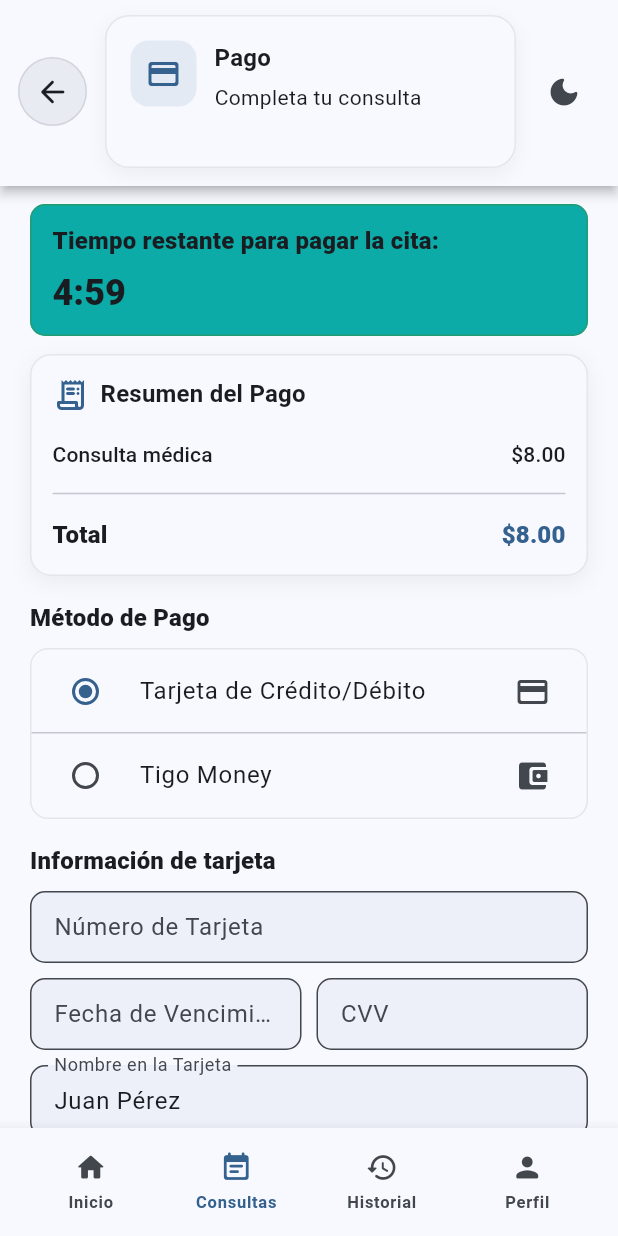
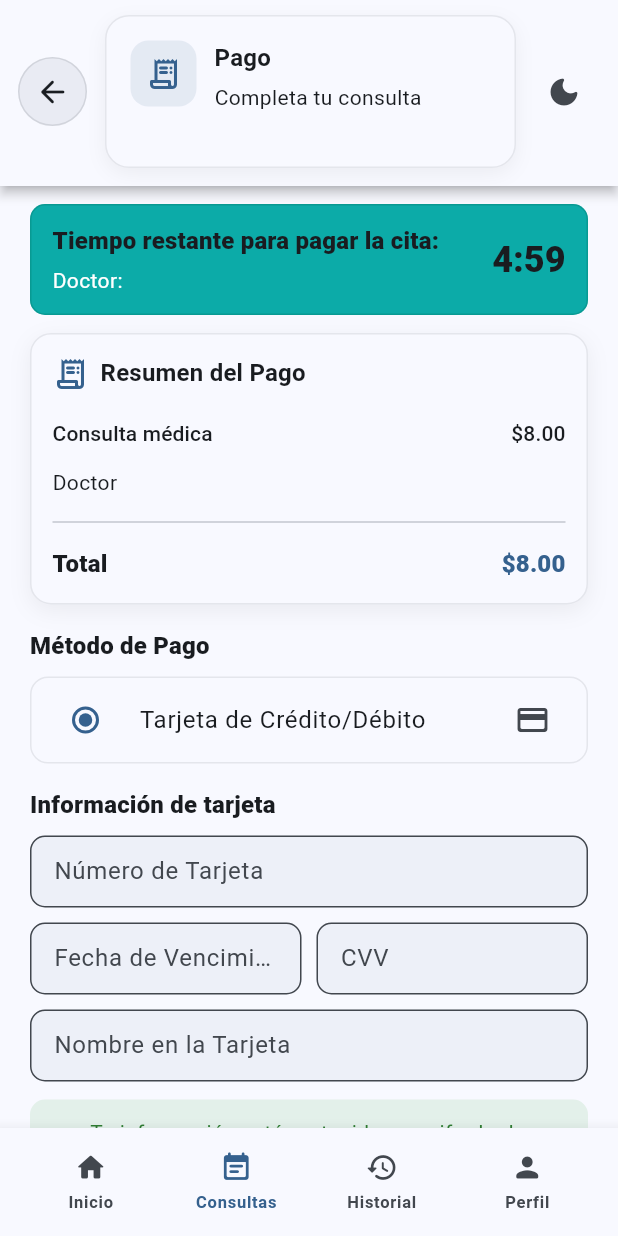
Before and after one commit to ValeriaCastro04/proyecto_hidoc, a Flutter app: the PagoPage screen opened by its route, on a phone screen of 412 x 824 dp. Run offline on Flutter 3.47's test engine with Material 3 defaults, Android fonts, the phone set to English and light mode, and no system bars; our stand-ins replace dio, fl_chart, flutter_riverpod, flutter_secure_storage, go_router, shared_preferences; missing offline and left inert: jwt_decode; accounts and stored records are empty.

Commit message:
updates para que funcione el payment pipipi

```diff
--- a/lib/config/router/app_router.dart
+++ b/lib/config/router/app_router.dart
@@ -1,4 +1,3 @@
-import 'package:flutter/rendering.dart';
 import 'package:go_router/go_router.dart';
 
 // AUTH
@@ -26,6 +25,7 @@ import 'package:proyecto_hidoc/features/user/screen/patient_chat_screen.dart';
 // Pages reutilizables de paciente
 import 'package:proyecto_hidoc/features/user/pages/doctores_disponibles.dart';
 import 'package:proyecto_hidoc/features/user/pages/pago_page.dart';
+import 'package:proyecto_hidoc/features/user/models/payment_models.dart';
 
 final GoRouter appRouter = GoRouter(
   // arranque en la pantalla de bienvenida
@@ -97,15 +97,23 @@ final GoRouter appRouter = GoRouter(
       path: '/pago',
       name: PagoPage.name,
       builder: (context, state) {
-        // lee query params: ?concept=Consulta%20m%C3%A9dica&amount=8&type=consulta
+        // lee query params: ?concept=Consulta%20m%C3%A9dica&amount=8&type=consulta&doctorId=123&doctorName=Dr.%20Lopez
         final qp = state.uri.queryParameters;
         final concept = qp['concept'] ?? 'Consulta médica';
         final amount = double.tryParse(qp['amount'] ?? '') ?? 8.0;
         final kind = (qp['type'] == 'membresia')
             ? PaymentKind.membresia
             : PaymentKind.consulta;
+        final doctorId = qp['doctorId'] ?? '';
+        final doctorName = qp['doctorName'] ?? '';
 
-        return PagoPage(concept: concept, amount: amount, kind: kind);
+        return PagoPage(
+          concept: concept,
+          amount: amount,
+          kind: kind,
+          doctorId: doctorId,
+          doctorName: doctorName,
+        );
       },
     ),
 
--- /dev/null
+++ b/lib/features/user/models/payment_models.dart
@@ -0,0 +1,17 @@
+/// Tipo de pago (consulta o membresía)
+enum PaymentKind {
+  /// Pago por consulta médica individual
+  consulta,
+
+  /// Pago por membresía
+  membresia
+}
+
+/// Método de pago disponible
+enum PayMethod {
+  /// Pago con tarjeta
+  card,
+
+  /// Pago con Tigo Money
+  tigo
+}
--- a/lib/features/user/pages/doctores_disponibles.dart
+++ b/lib/features/user/pages/doctores_disponibles.dart
@@ -10,6 +10,8 @@ import 'package:proyecto_hidoc/features/user/models/doctor_model.dart';
 import 'package:proyecto_hidoc/features/user/services/doctor_service.dart';
 
 import 'package:proyecto_hidoc/services/token_storage.dart';
+
+import 'package:proyecto_hidoc/features/user/pages/pago_page.dart';
 
 class DoctoresDisponiblesPage extends StatelessWidget {
   static const String name = 'DoctoresDisponibles';
@@ -267,8 +269,17 @@ class _DoctorCard extends StatelessWidget {
                 const SizedBox(height: 8),
                 FilledButton(
                   onPressed: () {
-                    // Aquí se conectará el flujo de pago/cita.
-                    // p.ej.: context.pushNamed(PagoPage.name, queryParameters: {...})
+                    final amount = (doctor.price ?? 8).toString(); // fallback a $8 si es 0
+                    context.pushNamed(
+                      PagoPage.name,
+                      queryParameters: {
+                        'concept': 'Consulta con ${doctor.fullName}',
+                        'amount': amount,
+                        'type': 'consulta',
+                        'doctorId': doctor.id,
+                        'doctorName': doctor.fullName,
+                      },
+                    );
                   },
                   child: const Text('Consultar'),
                 ),
--- a/lib/features/user/pages/pago_page.dart
+++ b/lib/features/user/pages/pago_page.dart
@@ -1,29 +1,32 @@
 import 'dart:async';
 import 'package:flutter/material.dart';
 import 'package:go_router/go_router.dart';
+
 import 'package:proyecto_hidoc/common/shared_widgets/footer.dart';
 import 'package:proyecto_hidoc/common/shared_widgets/header_bar.dart';
 import 'package:proyecto_hidoc/common/shared_widgets/payment_summary_card.dart';
+import 'package:proyecto_hidoc/common/shared_widgets/theme_toggle_button.dart';
 import 'package:proyecto_hidoc/features/user/widgets/footer_user.dart';
-import 'package:proyecto_hidoc/common/shared_widgets/theme_toggle_button.dart';
 import 'package:proyecto_hidoc/features/user/pages/pago_exitoso_page.dart';
-
-enum PaymentKind { consulta, membresia }
-
-enum PayMethod { card, tigo }
+import 'package:proyecto_hidoc/features/user/services/payment_service.dart';
+import 'package:proyecto_hidoc/features/user/models/payment_models.dart';
 
 class PagoPage extends StatefulWidget {
   static const String name = 'Pago';
 
-  final String concept; // Ej: "Consulta médica" o "Membresía Premium"
-  final double amount; // Ej: 8.0
-  final PaymentKind kind; // consulta | membresia
-  final Duration holdTime; // tiempo para pagar (countdown)
+  final String concept;         // "Consulta médica" o similar
+  final double amount;          // 8.0, 9.0, etc.
+  final String doctorId;        // id del doctor elegido
+  final String doctorName;      // nombre del doctor elegido
+  final PaymentKind kind;       // consulta | membresia
+  final Duration holdTime;      // tiempo límite para pagar
 
   const PagoPage({
     super.key,
     required this.concept,
     required this.amount,
+    required this.doctorId,
+    required this.doctorName,
     this.kind = PaymentKind.consulta,
     this.holdTime = const Duration(minutes: 5),
   });
@@ -40,28 +43,23 @@ class _PagoPageState extends State<PagoPage> {
   PayMethod method = PayMethod.card;
   final formKey = GlobalKey<FormState>();
   final ctrlCard = TextEditingController();
-  final ctrlExp = TextEditingController();
-  final ctrlCvv = TextEditingController();
-  final ctrlName = TextEditingController(text: 'Juan Pérez');
+  final ctrlExp  = TextEditingController(); // MM/AA
+  final ctrlCvv  = TextEditingController();
+  final ctrlName = TextEditingController(); // sin valor por defecto
+
+  bool _submitting = false;
 
   @override
   void initState() {
     super.initState();
     remaining = widget.holdTime;
-
     timer = Timer.periodic(const Duration(seconds: 1), (t) {
-      if (!mounted) {
-        t.cancel();
-        return;
-      }
-
+      if (!mounted) { t.cancel(); return; }
       if (remaining.inSeconds <= 1) {
         setState(() => remaining = Duration.zero);
         t.cancel();
       } else {
-        setState(() {
-          remaining = Duration(seconds: remaining.inSeconds - 1);
-        });
+        setState(() => remaining = Duration(seconds: remaining.inSeconds - 1));
       }
     });
   }
@@ -76,13 +74,89 @@ class _PagoPageState extends State<PagoPage> {
     super.dispose();
   }
 
+  // -------- helpers visuales --------
   String _mmss(Duration d) {
-    final m = d.inMinutes.remainder(60).toString().padLeft(1, '0');
+    final m = d.inMinutes.remainder(60).toString();
     final s = d.inSeconds.remainder(60).toString().padLeft(2, '0');
     return '$m:$s';
   }
+  String _money(double v) => '\$${v.toStringAsFixed(2)}';
 
-  String _money(double v) => '\$${v.toStringAsFixed(2)}';
+  // -------- validaciones --------
+  bool _luhnOk(String raw) {
+    final digits = raw.replaceAll(RegExp(r'\D'), '');
+    if (digits.length < 12) return false;
+    int sum = 0;
+    final chars = digits.split('').reversed.toList();
+    for (int i = 0; i < chars.length; i++) {
+      int n = int.parse(chars[i]);
+      if (i.isOdd) {
+        n *= 2;
+        if (n > 9) n -= 9;
+      }
+      sum += n;
+    }
+    return sum % 10 == 0;
+  }
+
+  bool _expOk(String exp) {
+    // MM/AA
+    final m = RegExp(r'^(\d{2})/(\d{2})$').firstMatch(exp.trim());
+    if (m == null) return false;
+    final mm = int.parse(m.group(1)!);
+    final yy = int.parse(m.group(2)!); // 20yy
+    if (mm < 1 || mm > 12) return false;
+
+    // Vencimiento: último día del mes indicado
+    final now = DateTime.now();
+    final year = 2000 + yy;
+    final endMonth = DateTime(year, mm + 1, 0);
+    return !endMonth.isBefore(DateTime(now.year, now.month, now.day));
+  }
+
+  Future<void> _submit() async {
+    if (remaining == Duration.zero || _submitting) return;
+
+    if (method == PayMethod.card) {
+      final ok = formKey.currentState?.validate() ?? false;
+      if (!ok) return;
+    }
+
+    setState(() => _submitting = true);
+    final scaffold = ScaffoldMessenger.of(context);
+    final paySvc = PaymentService();
+
+    try {
+      final r = await paySvc.checkoutConsultation(
+        doctorId: widget.doctorId,
+        amount: widget.amount,
+        concept: widget.concept,
+        method: method == PayMethod.card ? 'card' : 'tigo',
+        cardPan:  method == PayMethod.card ? ctrlCard.text : null,
+        cardExp:  method == PayMethod.card ? ctrlExp.text  : null,
+        cardCvv:  method == PayMethod.card ? ctrlCvv.text  : null,
+        cardHolder: method == PayMethod.card ? ctrlName.text.trim() : null,
+      );
+
+      if (!mounted) return;
+      context.goNamed(
+        PagoExitosoPage.name,
+        queryParameters: {
+          'concept': 'Consulta con ${widget.doctorName}',
+          'amount': widget.amount.toStringAsFixed(2),
+          'doctor': widget.doctorName,
+          'id': r.appointmentId,
+          'metodo': r.maskedMethod,
+        },
+      );
+    } catch (e) {
+      scaffold.showSnackBar(
+        SnackBar(content: Text('No se pudo completar el pago: $e')),
+      );
+    } finally {
+      if (mounted) setState(() => _submitting = false);
+    }
+  }
 
   @override
   Widget build(BuildContext context) {
@@ -97,13 +171,10 @@ class _PagoPageState extends State<PagoPage> {
         subtitle: widget.kind == PaymentKind.consulta
             ? 'Completa tu consulta'
             : 'Completa tu membresía',
-        icon: Icons.payment_rounded,
-        onBack: () {
-          if (context.canPop()) context.pop();
-        },
-        actions: [ThemeToggleButton()],
+        icon: Icons.receipt_long_rounded,
+        onBack: () { if (context.canPop()) context.pop(); },
+        actions: const [ ThemeToggleButton() ],
       ),
-
       body: SafeArea(
         top: false,
         child: SingleChildScrollView(
@@ -112,50 +183,47 @@ class _PagoPageState extends State<PagoPage> {
             child: Column(
               crossAxisAlignment: CrossAxisAlignment.start,
               children: [
-                // Banner de tiempo
+                // Banner tiempo
                 Container(
                   width: double.infinity,
-                  padding: const EdgeInsets.symmetric(
-                    vertical: 12,
-                    horizontal: 14,
+                  padding: const EdgeInsets.symmetric(vertical: 12, horizontal: 14),
+                  decoration: BoxDecoration(
+                    color: const Color(0xFF0CABA8),
+                    borderRadius: BorderRadius.circular(10),
+                    border: Border.all(color: Colors.teal.shade700.withOpacity(.35)),
                   ),
-                  decoration: BoxDecoration(
-                    color: const Color.fromARGB(255, 12, 171, 168),
-                    borderRadius: BorderRadius.circular(10),
-                    border: Border.all(
-                      color: Colors.green.shade700.withOpacity(.5),
-                    ),
-                  ),
-                  child: Column(
-                    crossAxisAlignment: CrossAxisAlignment.start,
+                  child: Row(
+                    mainAxisAlignment: MainAxisAlignment.spaceBetween,
                     children: [
-                      Text(
-                        'Tiempo restante para pagar la ${widget.kind == PaymentKind.consulta ? 'cita' : 'membresía'}:',
-                        style: tt.titleMedium?.copyWith(
-                          fontWeight: FontWeight.w800,
-                        ),
+                      Column(
+                        crossAxisAlignment: CrossAxisAlignment.start,
+                        children: [
+                          Text(
+                            'Tiempo restante para pagar la ${widget.kind == PaymentKind.consulta ? 'cita' : 'membresía'}:',
+                            style: tt.titleMedium?.copyWith(fontWeight: FontWeight.w800),
+                          ),
+                          const SizedBox(height: 4),
+                          Text(
+                            'Doctor: ${widget.doctorName}',
+                            style: tt.bodyMedium?.copyWith(color: Colors.white),
+                          ),
+                        ],
                       ),
-                      const SizedBox(height: 6),
                       Text(
                         _mmss(remaining),
-                        style: tt.headlineSmall?.copyWith(
-                          fontWeight: FontWeight.w800,
-                        ),
+                        style: tt.headlineSmall?.copyWith(fontWeight: FontWeight.w800),
                       ),
                     ],
                   ),
                 ),
                 const SizedBox(height: 12),
 
-                // Resumen de pago reutilizable
+                // Resumen pago
                 PaymentSummaryCard(
                   title: 'Resumen del Pago',
                   lines: [
-                    PaymentLine(
-                      label: widget.concept,
-                      value: _money(widget.amount),
-                      bold: true,
-                    ),
+                    PaymentLine(label: widget.concept, value: _money(widget.amount), bold: true),
+                    PaymentLine(label: 'Doctor', value: widget.doctorName),
                     PaymentLine.divider(),
                   ],
                   totalLabel: 'Total',
@@ -163,14 +231,9 @@ class _PagoPageState extends State<PagoPage> {
                 ),
                 const SizedBox(height: 16),
 
-                // Método de pago
-                Text(
-                  'Método de Pago',
-                  style: tt.titleMedium?.copyWith(fontWeight: FontWeight.w800),
-                ),
+                Text('Método de Pago', style: tt.titleMedium?.copyWith(fontWeight: FontWeight.w800)),
                 const SizedBox(height: 8),
 
-                // Selección
                 Container(
                   decoration: BoxDecoration(
                     color: cs.surface,
@@ -186,16 +249,6 @@ class _PagoPageState extends State<PagoPage> {
                         title: const Text('Tarjeta de Crédito/Débito'),
                         secondary: const Icon(Icons.credit_card_rounded),
                       ),
-                      const Divider(height: 0),
-                      RadioListTile<PayMethod>(
-                        value: PayMethod.tigo,
-                        groupValue: method,
-                        onChanged: (v) => setState(() => method = v!),
-                        title: const Text('Tigo Money'),
-                        secondary: const Icon(
-                          Icons.account_balance_wallet_rounded,
-                        ),
-                      ),
                     ],
                   ),
                 ),
@@ -208,6 +261,8 @@ class _PagoPageState extends State<PagoPage> {
                     ctrlExp: ctrlExp,
                     ctrlCvv: ctrlCvv,
                     ctrlName: ctrlName,
+                    luhn: _luhnOk,
+                    expOk: _expOk,
                   ),
 
                 const SizedBox(height: 12),
@@ -222,18 +277,12 @@ class _PagoPageState extends State<PagoPage> {
                   ),
                   child: Row(
                     children: [
-                      const Icon(
-                        Icons.verified_user_rounded,
-                        size: 20,
-                        color: Colors.green,
-                      ),
+                      const Icon(Icons.verified_user_rounded, size: 20, color: Colors.green),
                       const SizedBox(width: 8),
                       Expanded(
                         child: Text(
                           'Tu información está protegida con cifrado de seguridad.',
-                          style: tt.bodyMedium?.copyWith(
-                            color: Colors.green.shade800,
-                          ),
+                          style: tt.bodyMedium?.copyWith(color: Colors.green.shade800),
                         ),
                       ),
                     ],
@@ -245,29 +294,13 @@ class _PagoPageState extends State<PagoPage> {
                 SizedBox(
                   width: double.infinity,
                   child: FilledButton(
-                    onPressed: remaining == Duration.zero
-                        ? null
-                        : () {
-                            if (method == PayMethod.card &&
-                                !(formKey.currentState?.validate() ?? false)) {
-                              return;
-                            }
-                            // Demo: redirigir a confirmación
-                            context.goNamed(
-                              PagoExitosoPage.name,
-                              queryParameters: {
-                                'concept': widget.concept,
-                                'amount': widget.amount.toString(),
-                                'doctor':
-                                    'Dra. Elena Martinez', // TODO: pasar el real
-                                'id': 'CITA-000123', // TODO: id real de la cita
-                                'metodo': method == PayMethod.card
-                                    ? 'Tarjeta **** 3456'
-                                    : 'Tigo Money',
-                              },
-                            );
-                          },
-                    child: Text('Pagar \$${widget.amount.toStringAsFixed(2)}'),
+                    onPressed: (remaining == Duration.zero || _submitting) ? null : _submit,
+                    child: _submitting
+                        ? const SizedBox(
+                            height: 22, width: 22,
+                            child: CircularProgressIndicator(strokeWidth: 2, valueColor: AlwaysStoppedAnimation(Colors.white)),
+                          )
+                        : Text('Pagar ${_money(widget.amount)}'),
                   ),
                 ),
               ],
@@ -275,7 +308,6 @@ class _PagoPageState extends State<PagoPage> {
           ),
         ),
       ),
-
       bottomNavigationBar: Footer(
         buttons: userFooterButtons(context, current: UserTab.consultas),
       ),
@@ -289,6 +321,8 @@ class _CardForm extends StatelessWidget {
   final TextEditingController ctrlExp;
   final TextEditingController ctrlCvv;
   final TextEditingController ctrlName;
+  final bool Function(String) luhn;
+  final bool Function(String) expOk;
 
   const _CardForm({
     required this.formKey,
@@ -296,6 +330,8 @@ class _CardForm extends StatelessWidget {
     required this.ctrlExp,
     required this.ctrlCvv,
     required this.ctrlName,
+    required this.luhn,
+    required this.expOk,
   });
 
   @override
@@ -317,18 +353,17 @@ class _CardForm extends StatelessWidget {
       child: Column(
         crossAxisAlignment: CrossAxisAlignment.start,
         children: [
-          Text(
-            'Información de tarjeta',
-            style: tt.titleMedium?.copyWith(fontWeight: FontWeight.w800),
-          ),
+          Text('Información de tarjeta', style: tt.titleMedium?.copyWith(fontWeight: FontWeight.w800)),
           const SizedBox(height: 8),
 
           TextFormField(
             controller: ctrlCard,
             keyboardType: TextInputType.number,
             decoration: deco('Número de Tarjeta', hint: '1234 5678 9012 3456'),
-            validator: (v) =>
-                (v == null || v.trim().length < 12) ? 'Número inválido' : null,
+            validator: (v) {
+              final raw = (v ?? '').trim();
+              return luhn(raw) ? null : 'Número de tarjeta inválido';
+            },
           ),
           const SizedBox(height: 10),
 
@@ -339,10 +374,7 @@ class _CardForm extends StatelessWidget {
                   controller: ctrlExp,
                   keyboardType: TextInputType.datetime,
                   decoration: deco('Fecha de Vencimiento', hint: 'MM/AA'),
-                  validator: (v) =>
-                      (v == null || !RegExp(r'^\d{2}/\d{2}$').hasMatch(v))
-                      ? 'Fecha inválida'
-                      : null,
+                  validator: (v) => expOk(v ?? '') ? null : 'Fecha inválida',
                 ),
               ),
               const SizedBox(width: 10),
@@ -351,8 +383,13 @@ class _CardForm extends StatelessWidget {
                   controller: ctrlCvv,
                   keyboardType: TextInputType.number,
                   decoration: deco('CVV', hint: '123'),
-                  validator: (v) =>
-                      (v == null || v.length < 3) ? 'CVV inválido' : null,
+                  validator: (v) {
+                    final s = (v ?? '').trim();
+                    if (s.length < 3 || s.length > 4 || !RegExp(r'^\d+$').hasMatch(s)) {
+                      return 'CVV inválido';
+                    }
+                    return null;
+                  },
                   obscureText: true,
                 ),
               ),
@@ -363,9 +400,9 @@ class _CardForm extends StatelessWidget {
           TextFormField(
             controller: ctrlName,
             textCapitalization: TextCapitalization.words,
-            decoration: deco('Nombre en la Tarjeta', hint: 'Juana Pérez'),
+            decoration: deco('Nombre en la Tarjeta', hint: 'Nombre y Apellido'),
             validator: (v) =>
-                (v == null || v.trim().isEmpty) ? 'Ingrese el nombre' : null,
+              (v == null || v.trim().isEmpty) ? 'Ingrese el nombre' : null,
           ),
         ],
       ),
--- /dev/null
+++ b/lib/features/user/services/payment_service.dart
@@ -0,0 +1,55 @@
+import 'package:dio/dio.dart';
+import 'package:proyecto_hidoc/services/api_client.dart';
+
+class CheckoutResponse {
+  final String appointmentId;
+  final String paymentId;
+  final String doctorName;
+  final String maskedMethod;
+
+  CheckoutResponse({
+    required this.appointmentId,
+    required this.paymentId,
+    required this.doctorName,
+    required this.maskedMethod,
+  });
+
+  factory CheckoutResponse.fromMap(Map<String, dynamic> m) => CheckoutResponse(
+    appointmentId: (m['appointmentId'] ?? '').toString(),
+    paymentId: (m['paymentId'] ?? '').toString(),
+    doctorName: (m['doctorName'] ?? '').toString(),
+    maskedMethod: (m['maskedMethod'] ?? '').toString(),
+  );
+}
+
+class PaymentService {
+  final dio = ApiClient.dio;
+
+  Future<CheckoutResponse> checkoutConsultation({
+    required String doctorId,
+    required double amount,
+    required String concept,
+    required String method, // 'card' | 'tigo'
+    String? cardPan,
+    String? cardExp, // MM/AA
+    String? cardCvv,
+    String? cardHolder,
+  }) async {
+    final body = {
+      'doctorId': doctorId,
+      'amount': amount,
+      'concept': concept,
+      'method': method,
+      if (method == 'card')
+        'card': {
+          'pan': cardPan,
+          'exp': cardExp,
+          'cvv': cardCvv,
+          'holder': cardHolder,
+        },
+    };
+
+    final res = await dio.post('/v1/checkout/consultation', data: body);
+    return CheckoutResponse.fromMap(res.data as Map<String, dynamic>);
+  }
+}
```
Also changed, not shown: lib/features/user/pages/pago_exitoso_page.dart (+28 -18 lines), lib/features/user/services/appointment_service.dart (added, +28 -0 lines).
